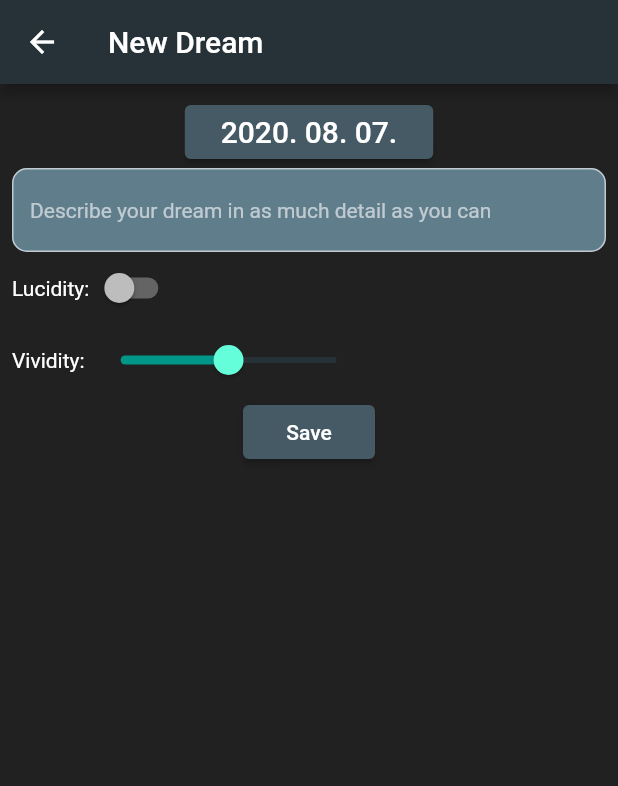
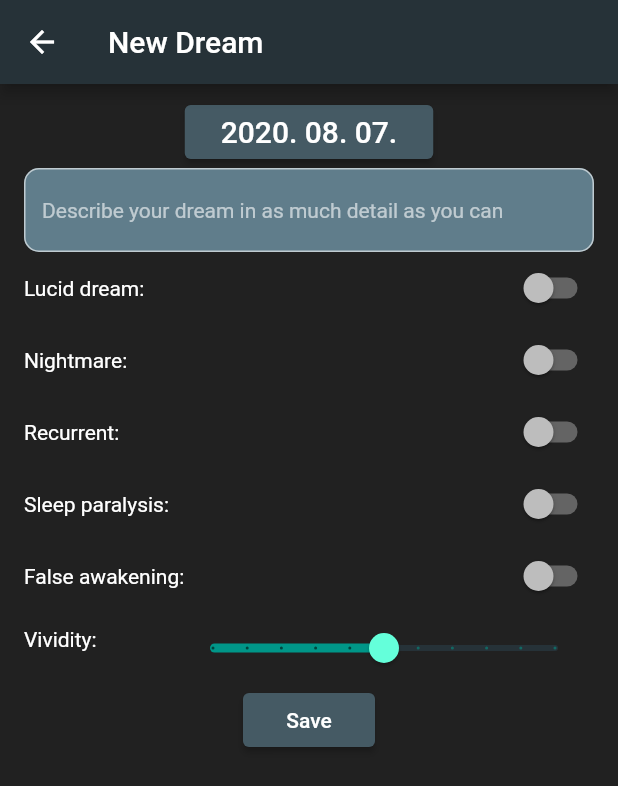
Before and after one commit to sn4k3ch4rm3r/Dream-Journal, a Flutter app: the screen it shows after launch, after a tap on the "add" icon, on a phone screen of 412 x 824 dp. Shown: the top 786 px of the screen. Run offline on Flutter 3.47's test engine with Material 2 defaults, Android fonts, the light colour scheme and no system bars; our stand-ins replace sqflite; accounts and stored records are empty.

Commit message:
Added new fieds to the save dream

```diff
--- a/lib/data/database_provider.dart
+++ b/lib/data/database_provider.dart
@@ -8,7 +8,12 @@ class DatabaseProvider {
   static const String COLUMN_DATE = 'date';
   static const String COLUMN_DREAM = 'content';
   static const String COLUMN_ISLUCID = 'lucid';
+  static const String COLUMN_ISNIGHTMARE = 'nightmare';
+  static const String COLUMN_ISRECURRENT = 'recurrent';
+  static const String COLUMN_SLEEPPARALYSIS = 'sleepparalysis';
+  static const String COLUMN_FALSEAWAKENING = 'falseawakening';
   static const String COLUMN_VIVIDITY = 'vividity';
+  static const String COLUMN_LUCIDITY = 'lucidity';
 
   DatabaseProvider._();
   static final DatabaseProvider db = DatabaseProvider._();
@@ -22,7 +27,12 @@ class DatabaseProvider {
         '$COLUMN_DATE TEXT,'
         '$COLUMN_DREAM TEXT,'
         '$COLUMN_ISLUCID INTEGER,'
-        '$COLUMN_VIVIDITY INTEGER'
+        '$COLUMN_ISNIGHTMARE INTEGER,'
+        '$COLUMN_ISRECURRENT INTEGER,'
+        '$COLUMN_SLEEPPARALYSIS INTEGER,'
+        '$COLUMN_FALSEAWAKENING INTEGER,'
+        '$COLUMN_VIVIDITY INTEGER,'
+        '$COLUMN_LUCIDITY INTEGER'
       ');'
     );
   }
@@ -41,7 +51,7 @@ class DatabaseProvider {
 
     return await openDatabase(
       join(dbPath, 'dreams.db'),
-      version: 1,
+      version: 2,
       onCreate: (db, version) async {
         await _onCreate(db);
       },
--- a/lib/models/dream.dart
+++ b/lib/models/dream.dart
@@ -5,18 +5,28 @@ class Dream {
   static DateFormat dateFormat = DateFormat('yyyy-MM-dd');
   int id;
   String dream;
+  bool isNightmare;
+  bool isRecurrent;
+  bool sleepParalysisOccured;
+  bool falseAwakeningOccured;
   bool isLucid;
   int vividity;
+  int lucidity;
   DateTime date;
 
-  Dream({this.id, this.dream, this.isLucid, this.vividity, this.date});
+  Dream({this.id, this.dream, this.isNightmare, this.isRecurrent, this.sleepParalysisOccured, this.falseAwakeningOccured, this.isLucid, this.vividity, this.lucidity, this.date});
 
   Map<String, dynamic> toMap() {
     String dateString = dateFormat.format(date);
     Map<String, dynamic> map = {
       DatabaseProvider.COLUMN_DREAM: dream,
       DatabaseProvider.COLUMN_ISLUCID: isLucid ? 1 : 0,
+      DatabaseProvider.COLUMN_ISNIGHTMARE: isNightmare ? 1 : 0,
+      DatabaseProvider.COLUMN_ISRECURRENT: isRecurrent ? 1 : 0,
+      DatabaseProvider.COLUMN_SLEEPPARALYSIS: sleepParalysisOccured ? 1 : 0,
+      DatabaseProvider.COLUMN_FALSEAWAKENING: falseAwakeningOccured ? 1 : 0,
       DatabaseProvider.COLUMN_VIVIDITY: vividity,
+      DatabaseProvider.COLUMN_LUCIDITY: lucidity,
       DatabaseProvider.COLUMN_DATE: dateString,
     };
     if(id != null) {
@@ -30,7 +40,12 @@ class Dream {
     id = map[DatabaseProvider.COLUMN_ID];
     dream = map[DatabaseProvider.COLUMN_DREAM];
     isLucid = map[DatabaseProvider.COLUMN_ISLUCID] == 1;
+    isNightmare = map[DatabaseProvider.COLUMN_ISNIGHTMARE] == 1;
+    isRecurrent = map[DatabaseProvider.COLUMN_ISRECURRENT] == 1;
+    sleepParalysisOccured = map[DatabaseProvider.COLUMN_SLEEPPARALYSIS] == 1;
+    falseAwakeningOccured = map[DatabaseProvider.COLUMN_FALSEAWAKENING] == 1;
     vividity = map[DatabaseProvider.COLUMN_VIVIDITY];
+    lucidity = map[DatabaseProvider.COLUMN_LUCIDITY];
     String dateString = map[DatabaseProvider.COLUMN_DATE];
     date = dateFormat.parse(dateString);
   }
--- a/lib/ui/dream_view.dart
+++ b/lib/ui/dream_view.dart
@@ -22,6 +22,12 @@ class _DreamViewState extends State<DreamView> {
   final TextEditingController _controller = TextEditingController();
   final DateFormat dateFormat = DateFormat('yyyy. MM. dd.');
 
+  @override
+  void initState() {
+    super.initState();
+    _controller.addListener(setDreamValue);
+  }
+
   _DreamViewState(Dream dream) {
     this.dream = dream;
   }
@@ -34,7 +40,12 @@ class _DreamViewState extends State<DreamView> {
     else {
       dream = Dream(
         isLucid: false,
-        vividity: 50,
+        isNightmare: false,
+        isRecurrent: false,
+        sleepParalysisOccured: false,
+        falseAwakeningOccured: false,
+        vividity: 5,
+        lucidity: 5,
         date: DateTime.now(),
       );
     }
@@ -99,7 +110,7 @@ class _DreamViewState extends State<DreamView> {
         ),
         body: SingleChildScrollView(
           child: Padding(
-            padding: const EdgeInsets.all(8.0),
+            padding: const EdgeInsets.symmetric(vertical: 8.0, horizontal:16.0),
             child: Column(
               children: <Widget>[
                 RaisedButton(
@@ -139,9 +150,15 @@ class _DreamViewState extends State<DreamView> {
                   ),
                   cursorColor: Theme.of(context).accentColor,
                 ),
-                Row(
+                Table(
+                  defaultVerticalAlignment: TableCellVerticalAlignment.middle,
+                  columnWidths: {
+                    1: FixedColumnWidth(55)
+                  },
+                  children:[
+                    TableRow(
                       children: <Widget>[
-                    Text('Lucidity:'),
+                        Text('Lucid dream:'),
                         Switch(
                           value: dream.isLucid,
                           onChanged: (value) {
@@ -153,20 +170,90 @@ class _DreamViewState extends State<DreamView> {
                         ),
                       ],
                     ),
-                Row(
+                    TableRow(
                       children: <Widget>[
-                    Text('Vividity:'),
-                    Slider(
-                      value: dream.vividity/100,
-                      onChanged: (value){
+                        Text('Nightmare:'),
+                        Switch(
+                          value: dream.isNightmare,
+                          onChanged: (value) {
                             if(widget.edit)
                               setState(() {
-                            dream.vividity = (value*100).floor();
+                                dream.isNightmare = value;
                               });
                           },
                         ),
                       ],
                     ),
+                    TableRow(
+                      children: <Widget>[
+                        Text('Recurrent:'),
+                        Switch(
+                          value: dream.isRecurrent,
+                          onChanged: (value) {
+                            if(widget.edit)
+                              setState(() {
+                                dream.isRecurrent = value;
+                              });
+                          },
+                        ),
+                      ],
+                    ),
+                    TableRow(
+                      children: <Widget>[
+                        Text('Sleep paralysis:'),
+                        Switch(
+                          value: dream.sleepParalysisOccured,
+                          onChanged: (value) {
+                            if(widget.edit)
+                              setState(() {
+                                dream.sleepParalysisOccured = value;
+                              });
+                          },
+                        ),
+                      ],
+                    ),
+                    TableRow(
+                      children: <Widget>[
+                        Text('False awakening:'),
+                        Switch(
+                          value: dream.falseAwakeningOccured,
+                          onChanged: (value) {
+                            if(widget.edit)
+                              setState(() {
+                                dream.falseAwakeningOccured = value;
+                              });
+                          },
+                        ),
+                      ],
+                    ),
+                  ],
+                ),
+
+                Stack(
+                  children: [
+                    Padding(
+                      padding: const EdgeInsets.only(top:10.0),
+                      child: Text('Vividity:'),
+                    ),
+                    Padding(
+                      padding: const EdgeInsets.only(left:100.0),
+                      child: Slider(
+                        value: dream.vividity.toDouble(),
+                        min: 0,
+                        max: 10,
+                        divisions: 10,
+                        label: dream.vividity.toString(),
+                        onChanged: (value){
+                          if(widget.edit)
+                            setState(() {
+                              dream.vividity = value.toInt();
+                            });
+                        },
+                      ),
+                    ),
+                  ],
+                ),
+                getLucidSlider(),
                 getSaveButton(),
               ],
             ),
@@ -175,6 +262,43 @@ class _DreamViewState extends State<DreamView> {
       ),
     );
   }
+
+  void setDreamValue() {
+    dream.dream = _controller.text;
+  }
+
+  Widget getLucidSlider() {
+    if(dream.isLucid) {
+      return Stack(
+        children: [
+          Padding(
+            padding: const EdgeInsets.only(top:10.0),
+            child: Text('Lucidity:'),
+          ),
+          Padding(
+            padding: const EdgeInsets.only(left:100.0),
+            child: Slider(
+              value: dream.lucidity.toDouble(),
+              min: 0,
+              max: 10,
+              divisions: 10,
+              label: dream.lucidity.toString(),
+              onChanged: (value){
+                if(widget.edit)
+                  setState(() {
+                    dream.lucidity = value.toInt();
+                  });
+              },
+            ),
+          ),
+        ],
+      );
+    }
+    else {
+      return Container();
+    }
+  }
+
   Widget getSaveButton() {
     if(dream == null || widget.edit){
       return RaisedButton(
@@ -193,13 +317,11 @@ class _DreamViewState extends State<DreamView> {
   }
 
   void saveDream() {
-    dream.dream = _controller.text;
     DatabaseProvider.db.insert(dream);
     Navigator.pop(context, 'success');
   }
 
   void updateDream() {
-    dream.dream = _controller.text;
     DatabaseProvider.db.update(dream);
     Navigator.pop(context, dream);
   }
```
Lines whose indentation alone changed are shown as unchanged.
